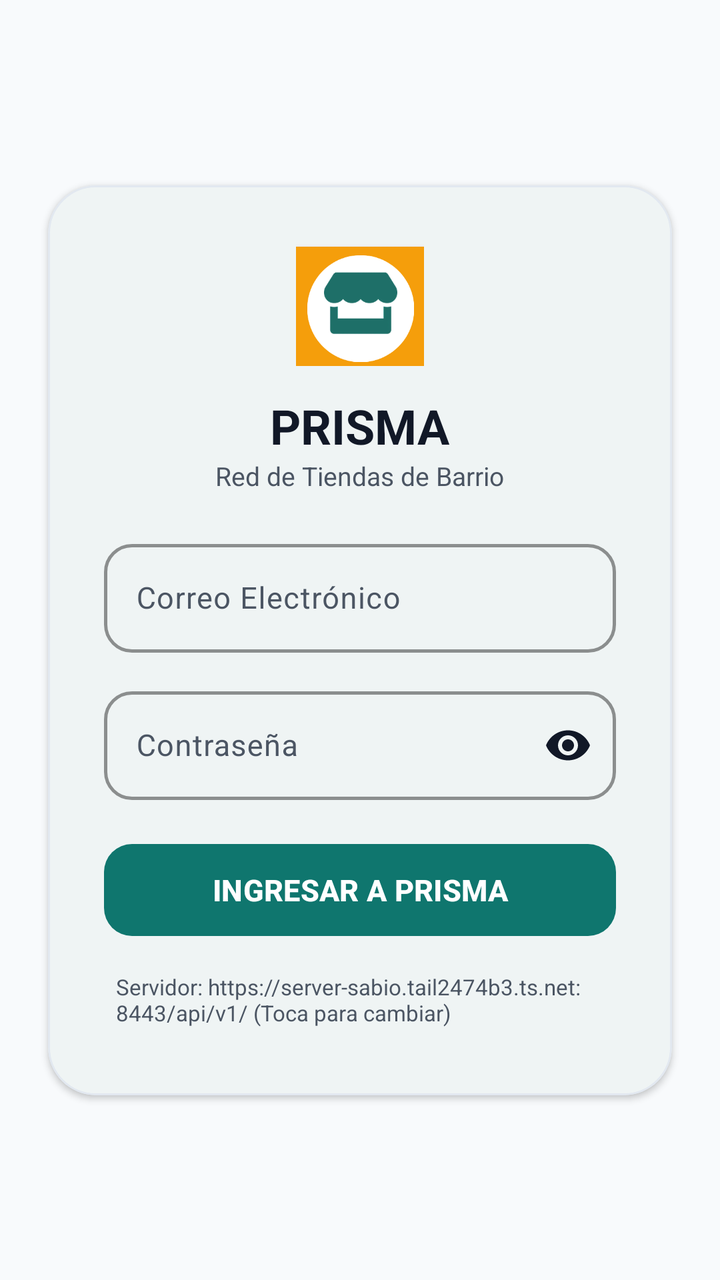
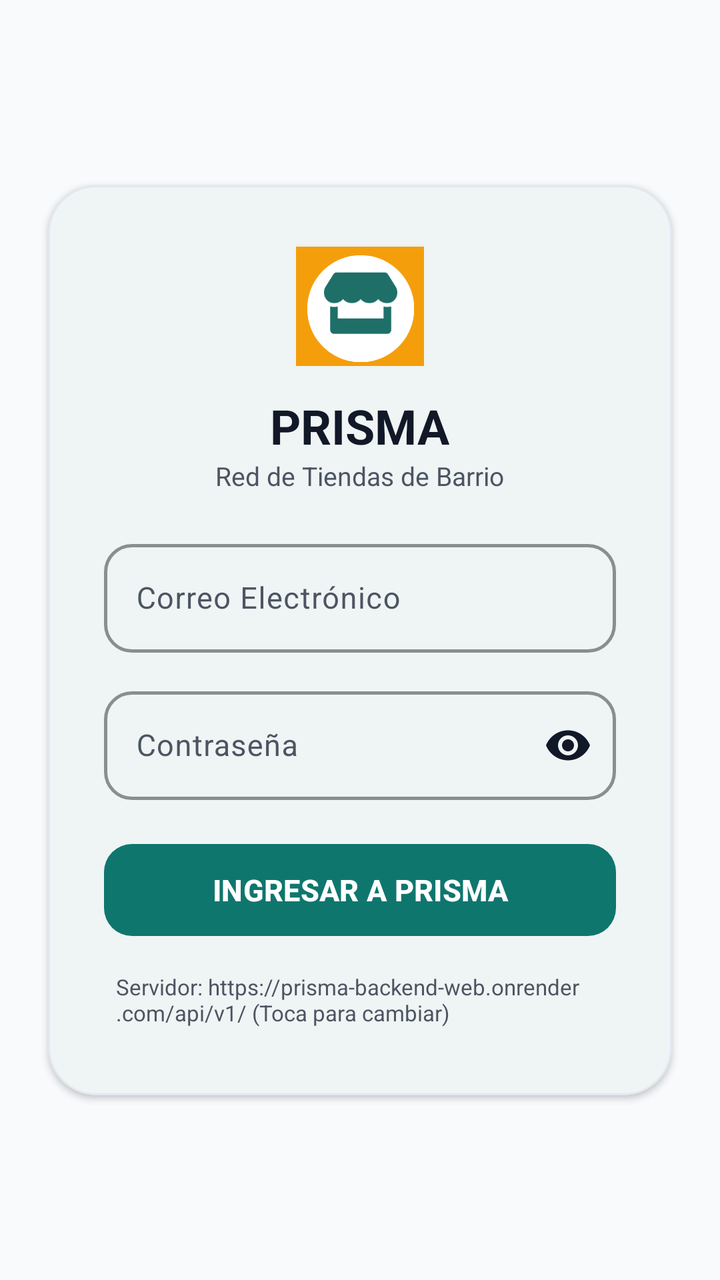

An Android layout rendered at two revisions. The XML below is the earlier revision; the diff shows what the commit changed to produce the second picture.
<!-- AndroidManifest.xml: activity theme Theme.PRISMA.NoActionBar -->
<!-- res/layout/activity_login.xml -->
<?xml version="1.0" encoding="utf-8"?>
<androidx.constraintlayout.widget.ConstraintLayout xmlns:android="http://schemas.android.com/apk/res/android"
    xmlns:app="http://schemas.android.com/apk/res-auto"
    android:layout_width="match_parent"
    android:layout_height="match_parent"
    android:background="@color/prisma_surface">

    <com.google.android.material.card.MaterialCardView
        android:layout_width="0dp"
        android:layout_height="wrap_content"
        android:layout_marginHorizontal="24dp"
        app:cardCornerRadius="24dp"
        app:cardElevation="2dp"
        app:strokeWidth="1dp"
        app:strokeColor="@color/prisma_border"
        app:cardBackgroundColor="@color/prisma_white"
        app:layout_constraintTop_toTopOf="parent"
        app:layout_constraintBottom_toBottomOf="parent"
        app:layout_constraintStart_toStartOf="parent"
        app:layout_constraintEnd_toEndOf="parent">

        <LinearLayout
            android:layout_width="match_parent"
            android:layout_height="wrap_content"
            android:orientation="vertical"
            android:padding="28dp">

            
            <ImageView
                android:layout_width="64dp"
                android:layout_height="64dp"
                android:layout_gravity="center_horizontal"
                android:src="@drawable/logo_icono_tienda" />

            <TextView
                android:layout_width="wrap_content"
                android:layout_height="wrap_content"
                android:layout_gravity="center_horizontal"
                android:layout_marginTop="12dp"
                android:text="@string/app_name"
                android:textSize="24sp"
                android:textStyle="bold"
                android:textColor="@color/prisma_text_primary" />

            <TextView
                android:layout_width="wrap_content"
                android:layout_height="wrap_content"
                android:layout_gravity="center_horizontal"
                android:text="@string/app_slogan"
                android:textSize="13sp"
                android:textColor="@color/prisma_text_secondary" />

            
            <com.google.android.material.textfield.TextInputLayout
                android:layout_width="match_parent"
                android:layout_height="wrap_content"
                android:layout_marginTop="20dp"
                app:boxCornerRadiusTopStart="14dp"
                app:boxCornerRadiusTopEnd="14dp"
                app:boxCornerRadiusBottomStart="14dp"
                app:boxCornerRadiusBottomEnd="14dp"
                app:boxStrokeColor="@color/prisma_teal_dark"
                app:boxStrokeWidth="1.5dp"
                app:hintTextColor="@color/prisma_teal_dark"
                android:textColorHint="@color/prisma_text_secondary">

                <com.google.android.material.textfield.TextInputEditText
                    android:id="@+id/etEmail"
                    android:layout_width="match_parent"
                    android:layout_height="wrap_content"
                    android:hint="@string/hint_email"
                    android:inputType="textEmailAddress"
                    android:textColor="@color/prisma_text_primary"
                    android:textColorHint="@color/prisma_text_secondary"
                    android:textSize="15sp" />
            </com.google.android.material.textfield.TextInputLayout>

            
            <com.google.android.material.textfield.TextInputLayout
                android:layout_width="match_parent"
                android:layout_height="wrap_content"
                android:layout_marginTop="14dp"
                app:boxCornerRadiusTopStart="14dp"
                app:boxCornerRadiusTopEnd="14dp"
                app:boxCornerRadiusBottomStart="14dp"
                app:boxCornerRadiusBottomEnd="14dp"
                app:passwordToggleEnabled="true"
                app:passwordToggleTint="@color/prisma_text_primary"
                app:boxStrokeColor="@color/prisma_teal_dark"
                app:boxStrokeWidth="1.5dp"
                app:hintTextColor="@color/prisma_teal_dark"
                android:textColorHint="@color/prisma_text_secondary">

                <com.google.android.material.textfield.TextInputEditText
                    android:id="@+id/etPassword"
                    android:layout_width="match_parent"
                    android:layout_height="wrap_content"
                    android:hint="@string/hint_password"
                    android:inputType="textPassword"
                    android:textColor="@color/prisma_text_primary"
                    android:textColorHint="@color/prisma_text_secondary"
                    android:textSize="15sp" />
            </com.google.android.material.textfield.TextInputLayout>

            
            <LinearLayout
                android:layout_width="match_parent"
                android:layout_height="wrap_content"
                android:orientation="horizontal"
                android:layout_marginTop="16dp"
                android:visibility="gone"
                android:weightSum="2">

                <com.google.android.material.button.MaterialButton
                    android:id="@+id/btnQuickTendero"
                    style="@style/Widget.Material3.Button.OutlinedButton"
                    android:layout_width="0dp"
                    android:layout_height="44dp"
                    android:layout_weight="1"
                    android:layout_marginEnd="6dp"
                    android:text="Tendero"
                    android:textSize="12sp"
                    android:textStyle="bold"
                    android:textColor="@color/prisma_teal_dark"
                    app:strokeColor="@color/prisma_teal_dark"
                    app:strokeWidth="1.5dp"
                    app:cornerRadius="10dp" />

                <com.google.android.material.button.MaterialButton
                    android:id="@+id/btnQuickConductor"
                    style="@style/Widget.Material3.Button.OutlinedButton"
                    android:layout_width="0dp"
                    android:layout_height="44dp"
                    android:layout_weight="1"
                    android:layout_marginStart="6dp"
                    android:text="Conductor"
                    android:textSize="12sp"
                    android:textStyle="bold"
                    android:textColor="@color/prisma_teal_dark"
                    app:strokeColor="@color/prisma_teal_dark"
                    app:strokeWidth="1.5dp"
                    app:cornerRadius="10dp" />
            </LinearLayout>

            
            <com.google.android.material.button.MaterialButton
                android:id="@+id/btnLogin"
                android:layout_width="match_parent"
                android:layout_height="54dp"
                android:layout_marginTop="18dp"
                android:text="INGRESAR A PRISMA"
                android:textSize="15sp"
                android:textStyle="bold"
                android:textColor="@color/prisma_white"
                app:cornerRadius="14dp"
                app:backgroundTint="@color/prisma_teal_dark" />

            
            <ProgressBar
                android:id="@+id/progressBar"
                android:layout_width="32dp"
                android:layout_height="32dp"
                android:layout_gravity="center_horizontal"
                android:layout_marginTop="12dp"
                android:visibility="gone"
                android:indeterminateTint="@color/prisma_teal" />

            
            <TextView
                android:id="@+id/tvServerConfig"
                android:layout_width="wrap_content"
                android:layout_height="wrap_content"
                android:layout_gravity="center_horizontal"
                android:layout_marginTop="8dp"
                android:text="Servidor: https://server-sabio.tail2474b3.ts.net:8443/api/v1/ (Toca para cambiar)"
                android:textSize="11sp"
                android:textColor="@color/prisma_text_secondary"
                android:padding="6dp" />

        </LinearLayout>
    </com.google.android.material.card.MaterialCardView>

</androidx.constraintlayout.widget.ConstraintLayout>
<!-- resources referenced by this layout -->
<resources>
  <color name="prisma_border">#E2E8F0</color>
  <color name="prisma_surface">#F8FAFC</color>
  <color name="prisma_teal">#1E6F68</color>
  <color name="prisma_teal_dark">#0F766E</color>
  <color name="prisma_text_primary">#111827</color>
  <color name="prisma_text_secondary">#4B5563</color>
  <color name="prisma_white">#FFFFFF</color>
  <!-- drawable logo_icono_tienda: png bitmap (drawable, 17343 bytes) -->
  <string name="app_name">PRISMA</string>
  <string name="app_slogan">Red de Tiendas de Barrio</string>
  <string name="hint_email">Correo Electrónico</string>
  <string name="hint_password">Contraseña</string>
  <style name="Theme.PRISMA.NoActionBar" parent="Theme.PRISMA">
          <item name="windowActionBar">false</item>
          <item name="windowNoTitle">true</item>
      </style>
  <style name="Theme.PRISMA" parent="Theme.Material3.Light.NoActionBar">
          <item name="colorPrimary">@color/prisma_teal</item>
          <item name="colorOnPrimary">@color/prisma_white</item>
          <item name="colorPrimaryContainer">@color/prisma_teal_light</item>
          <item name="colorOnPrimaryContainer">@color/prisma_teal_dark</item>
  
          <item name="colorSecondary">@color/prisma_orange</item>
          <item name="colorOnSecondary">@color/prisma_white</item>
          <item name="colorSecondaryContainer">@color/prisma_orange_light</item>
          <item name="colorOnSecondaryContainer">@color/prisma_orange_dark</item>
  
          <item name="android:colorBackground">@color/prisma_surface</item>
          <item name="colorOnBackground">@color/prisma_text_primary</item>
          <item name="colorSurface">@color/prisma_card_bg</item>
          <item name="colorOnSurface">@color/prisma_text_primary</item>
          <item name="colorSurfaceVariant">@color/prisma_surface</item>
          <item name="colorOnSurfaceVariant">@color/prisma_text_secondary</item>
  
          <item name="android:statusBarColor">@color/prisma_teal_dark</item>
          <item name="android:windowLightStatusBar">false</item>
      </style>
  <color name="prisma_teal_light">#E6F4F1</color>
  <color name="prisma_orange">#F59E0B</color>
  <color name="prisma_orange_light">#FEF3C7</color>
  <color name="prisma_orange_dark">#D97706</color>
  <color name="prisma_card_bg">#FFFFFF</color>
</resources>

<!-- the commit's change to res/layout/activity_login.xml (unified diff, before → after) -->
@@ -172,7 +172,7 @@
                 android:layout_height="wrap_content"
                 android:layout_gravity="center_horizontal"
                 android:layout_marginTop="8dp"
-                android:text="Servidor: https://server-sabio.tail2474b3.ts.net:8443/api/v1/ (Toca para cambiar)"
+                android:text="Servidor: https://prisma-backend-web.onrender.com/api/v1/ (Toca para cambiar)"
                 android:textSize="11sp"
                 android:textColor="@color/prisma_text_secondary"
                 android:padding="6dp" />
